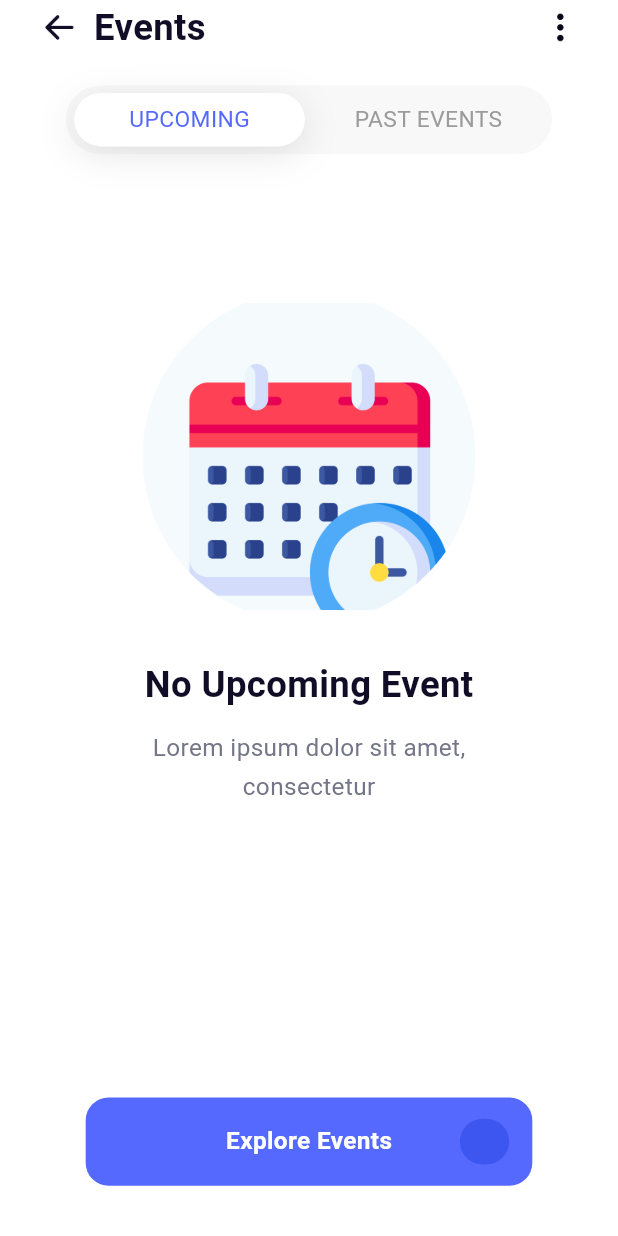
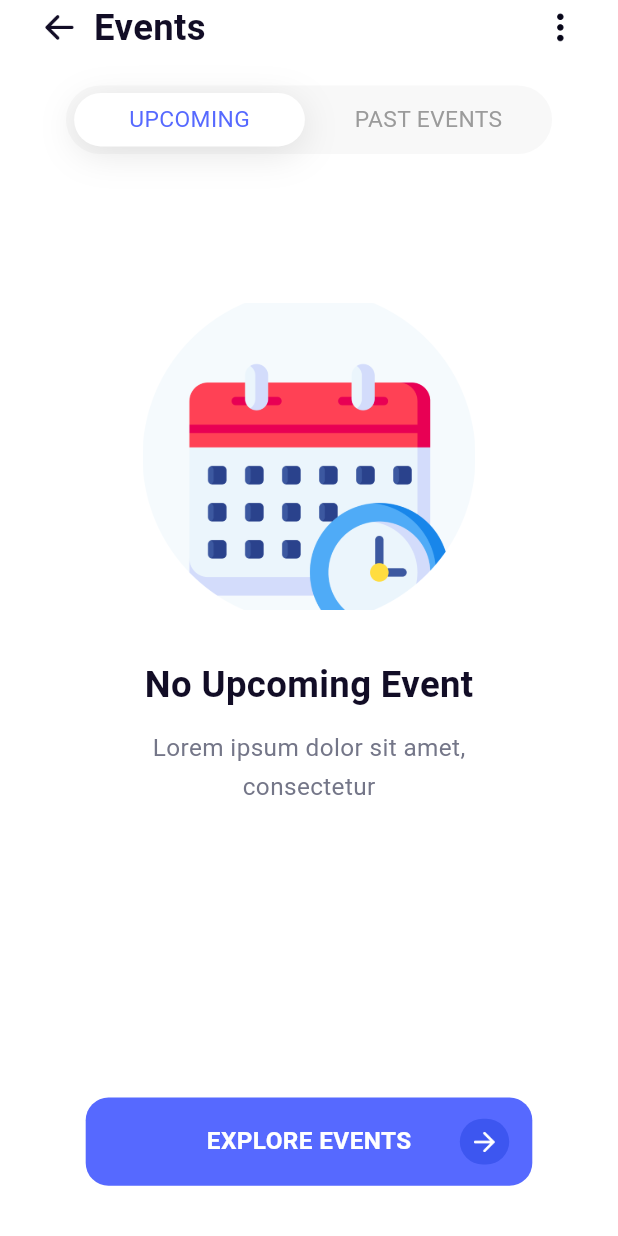
Before and after one commit to jungseokman/event_book_app, a Flutter app: the screen it shows after launch, on a phone screen of 412 x 824 dp. Run offline on Flutter 3.47's test engine with Material 3 defaults, Android fonts, the light colour scheme and no system bars; our stand-ins replace flutter_screenutil, go_router, google_fonts.

Commit message:
1주차 ui 구현

```diff
--- a/analysis_options.yaml
+++ b/analysis_options.yaml
@@ -7,6 +7,9 @@
 
 # The following line activates a set of recommended lints for Flutter apps,
 # packages, and plugins designed to encourage good coding practices.
+analyzer:
+  errors:
+    must_be_immutable: ignore
 include: package:flutter_lints/flutter.yaml
 
 linter:
@@ -23,6 +26,5 @@ linter:
   rules:
     # avoid_print: false  # Uncomment to disable the `avoid_print` rule
     # prefer_single_quotes: true  # Uncomment to enable the `prefer_single_quotes` rule
-
 # Additional information about this file can be found at
 # https://dart.dev/guides/language/analysis-options
--- a/lib/common/routers.dart
+++ b/lib/common/routers.dart
@@ -1,4 +1,6 @@
 import 'package:event_book_app/presentation/pages/empty_events/empty_events_page.dart';
+import 'package:event_book_app/presentation/pages/search_event/search_events_page.dart';
+import 'package:event_book_app/presentation/pages/see_all_events/see_all_events_page.dart';
 import 'package:go_router/go_router.dart';
 
 final routers = GoRouter(
@@ -10,5 +12,17 @@ final routers = GoRouter(
       pageBuilder: (context, state) =>
           const NoTransitionPage(child: EmptyEventsPage()),
     ),
+    GoRoute(
+      path: "/seeAllEvents",
+      name: "seeAllEvents",
+      pageBuilder: (context, state) =>
+          const NoTransitionPage(child: SeeAllEventsPage()),
+    ),
+    GoRoute(
+      path: "/searchEvents",
+      name: "searchEvents",
+      pageBuilder: (context, state) =>
+          NoTransitionPage(child: SearchEventsPage()),
+    ),
   ],
 );
--- a/lib/common/styles.dart
+++ b/lib/common/styles.dart
@@ -13,6 +13,13 @@ class TextStyles {
         fontWeight: FontWeight.bold,
       );
 
+  static TextStyle get title2 => _font1.copyWith(
+        color: AppColors.blackColors[0],
+        fontSize: 15.sp,
+        fontWeight: FontWeight.bold,
+        height: 1.3,
+      );
+
   //* 기본 텍스트 스타일
   static TextStyle get text1 => _font1.copyWith(
         color: AppColors.blackColors[0],
@@ -25,6 +32,21 @@ class TextStyles {
         fontSize: 16.sp,
         height: (25 / 16).h,
       );
+
+  static TextStyle get text3 => _font1.copyWith(
+        color: AppColors.blueColors[0],
+        fontSize: 13.sp,
+      );
+
+  static TextStyle get text4 => _font1.copyWith(
+        color: AppColors.blackColors[0],
+        fontSize: 24.sp,
+      );
+
+  static TextStyle get text5 => _font1.copyWith(
+        color: AppColors.whiteColors[0],
+        fontSize: 12.sp,
+      );
 }
 
 abstract class AppColors {
@@ -35,19 +57,30 @@ abstract class AppColors {
 
   //* 검정색
   static const blackColors = [
+    //? 0 ~ 2
     Color(0xff120D26),
     Color(0xff000000),
   ];
 
   //* 회색
   static const greyColors = [
+    //? 0 ~ 2
     Color(0xff9B9B9B),
     Color(0xff747688),
+    Color(0xffB0B1BC),
+
+    //? 3 ~ 5
+    Color(0xffB2B2B2),
   ];
 
   //* 회색
   static const blueColors = [
+    //? 0 ~ 2
     Color(0xff5669FF),
     Color(0xff3D56F0),
+    Color(0xff575C8A),
+
+    //? 3 ~ 5
+    Color(0xff7974E7),
   ];
 }
--- a/lib/presentation/pages/empty_events/empty_events_page.dart
+++ b/lib/presentation/pages/empty_events/empty_events_page.dart
@@ -2,6 +2,7 @@ import 'package:event_book_app/common/styles.dart';
 import 'package:event_book_app/presentation/widgets/appbar_more.dart';
 import 'package:flutter/material.dart';
 import 'package:flutter_screenutil/flutter_screenutil.dart';
+import 'package:go_router/go_router.dart';
 
 class EmptyEventsPage extends StatefulWidget {
   const EmptyEventsPage({super.key});
@@ -18,12 +19,15 @@ class _EmptyEventsPageState extends State<EmptyEventsPage> {
     return Scaffold(
       backgroundColor: AppColors.whiteColors[0],
       body: SafeArea(
+        bottom: false,
         child: Stack(
           children: [
             Column(
               children: [
                 //* 앱바
-                const AppbarMore(),
+                const AppbarMore(
+                  title: "Events",
+                ),
                 SizedBox(
                   height: 20.12.h,
                 ),
@@ -47,7 +51,7 @@ class _EmptyEventsPageState extends State<EmptyEventsPage> {
                           });
                         },
                         child: AnimatedSwitcher(
-                          duration: const Duration(milliseconds: 250),
+                          duration: const Duration(milliseconds: 280),
                           transitionBuilder:
                               (Widget child, Animation<double> animation) {
                             return FadeTransition(
@@ -65,7 +69,7 @@ class _EmptyEventsPageState extends State<EmptyEventsPage> {
                           });
                         },
                         child: AnimatedSwitcher(
-                          duration: const Duration(milliseconds: 250),
+                          duration: const Duration(milliseconds: 280),
                           transitionBuilder:
                               (Widget child, Animation<double> animation) {
                             return FadeTransition(
@@ -92,7 +96,7 @@ class _EmptyEventsPageState extends State<EmptyEventsPage> {
                   height: 31.h,
                 ),
                 Text(
-                  "No Upcoming Event",
+                  eventTypeButton ? "No Upcoming Event" : "No Past Events",
                   style: TextStyles.title1,
                 ),
                 SizedBox(
@@ -108,10 +112,16 @@ class _EmptyEventsPageState extends State<EmptyEventsPage> {
                 ),
               ],
             ),
+
+            //* 이벤트 더보기 버튼
             Align(
               alignment: Alignment.bottomCenter,
               child: Padding(
                 padding: EdgeInsets.only(bottom: 33.h),
+                child: GestureDetector(
+                  onTap: () {
+                    context.pushNamed("seeAllEvents");
+                  },
                   child: Container(
                       width: 271.w,
                       height: 58.h,
@@ -123,7 +133,7 @@ class _EmptyEventsPageState extends State<EmptyEventsPage> {
                         children: [
                           Center(
                             child: Text(
-                            "Explore Events",
+                              "EXPLORE EVENTS",
                               style: TextStyles.text2.copyWith(
                                   color: AppColors.whiteColors[0],
                                   fontWeight: FontWeight.bold),
@@ -136,15 +146,23 @@ class _EmptyEventsPageState extends State<EmptyEventsPage> {
                               child: Container(
                                 width: 30.w,
                                 height: 30.h,
+                                alignment: Alignment.center,
                                 decoration: BoxDecoration(
                                   color: AppColors.blueColors[1],
                                   borderRadius: BorderRadius.circular(15.h),
+                                ),
+                                child: Image.asset(
+                                  "assets/icons/Shape.png",
+                                  width: 13.w,
+                                  height: 13.h,
+                                  fit: BoxFit.cover,
                                 ),
                               ),
                             ),
                           )
                         ],
                       )),
+                ),
               ),
             )
           ],
--- a/lib/presentation/widgets/appbar_more.dart
+++ b/lib/presentation/widgets/appbar_more.dart
@@ -1,9 +1,16 @@
-import 'package:event_book_app/common/styles.dart';
 import 'package:flutter/material.dart';
 import 'package:flutter_screenutil/flutter_screenutil.dart';
+import 'package:go_router/go_router.dart';
+
+import 'package:event_book_app/common/styles.dart';
 
 class AppbarMore extends StatelessWidget {
-  const AppbarMore({super.key});
+  const AppbarMore({
+    super.key,
+    required this.title,
+  });
+
+  final String title;
 
   @override
   Widget build(BuildContext context) {
@@ -16,17 +23,24 @@ class AppbarMore extends StatelessWidget {
         children: [
           Row(
             children: [
-              Image.asset(
-                "assets/icons/Back.png",
-                width: 22.w,
-                height: 22.h,
-                fit: BoxFit.cover,
+              GestureDetector(
+                onTap: () {
+                  if (context.canPop()) {
+                    context.pop();
+                  }
+                },
+                child: Image.asset(
+                  "assets/icons/Back.png",
+                  width: 22.w,
+                  height: 22.h,
+                  fit: BoxFit.cover,
+                ),
               ),
               SizedBox(
                 width: 11.w,
               ),
               Text(
-                "Events",
+                title,
                 style: TextStyles.title1,
               ),
             ],
```
Also changed, not shown: lib/common/constants.dart (added, +40 -0 lines), lib/presentation/pages/search_event/search_events_page.dart (added, +234 -0 lines), lib/presentation/pages/see_all_events/see_all_events_page.dart (added, +134 -0 lines), lib/presentation/widgets/appbar_default.dart (+41 -5 lines), lib/presentation/widgets/appbar_search_more.dart (+66 -5 lines), assets/icons/filter.png (added), assets/icons/map-pin.png (added), assets/icons/search_blue.png (added). Lines whose indentation alone changed are shown as unchanged.
